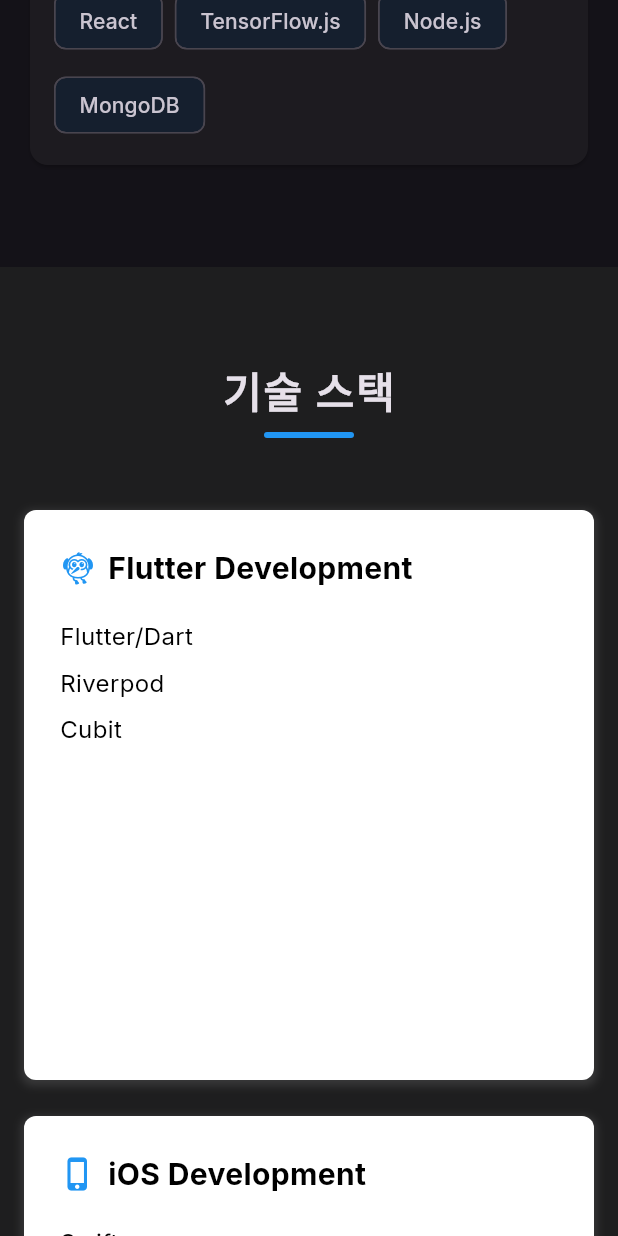
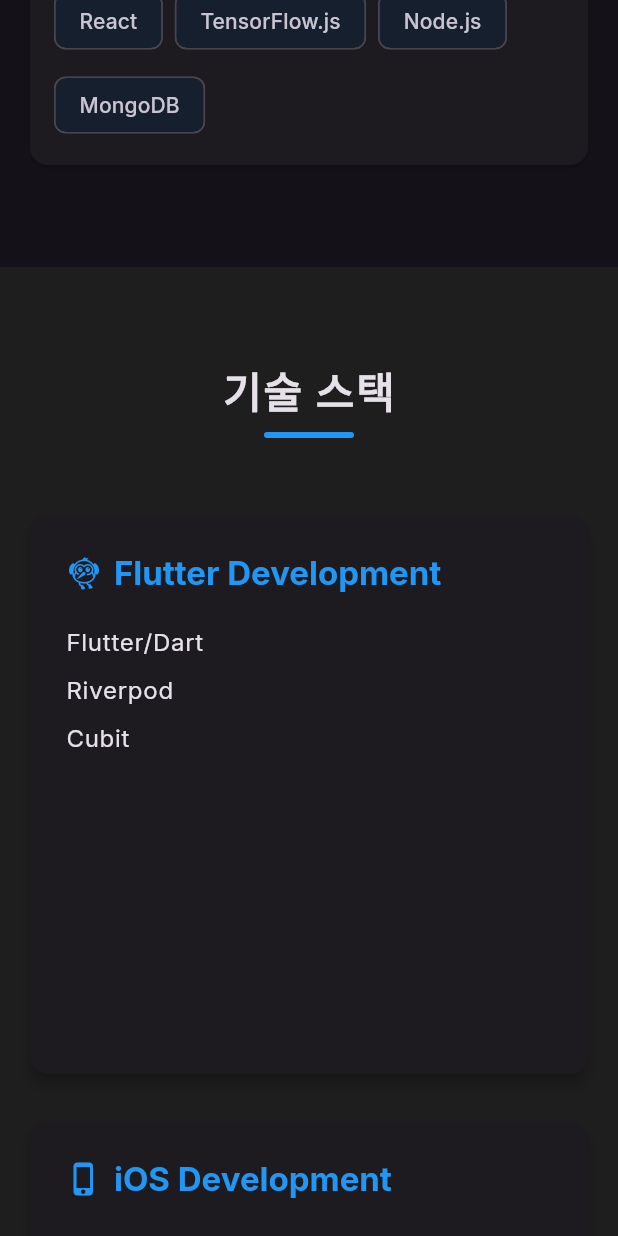
Before and after one commit to devpark435/portfolio_flutter_web, a Flutter app: the screen it shows after launch, scrolled down 2880 dp, on a phone screen of 412 x 824 dp. Run offline on Flutter 3.47's test engine with Material 3 defaults, Android fonts, the phone set to English and light mode, and no system bars; our stand-ins replace animated_text_kit, flutter_riverpod, go_router, google_fonts, shared_preferences.

Commit message:
fix - Simplify skill cards to match profile section styling

```diff
--- a/lib/presentation/screens/home/sections/skills_section.dart
+++ b/lib/presentation/screens/home/sections/skills_section.dart
@@ -96,26 +96,11 @@ class SkillsSection extends ConsumerWidget {
       }
     }
 
-    final backgroundColor = Theme.of(context).cardColor;
-    final textColor =
-        Theme.of(context).textTheme.bodyLarge?.color ?? Colors.black;
-    final primaryColor = Theme.of(context).primaryColor;
+    final theme = Theme.of(context);
+    final primaryColor = theme.primaryColor;
 
-    return Material(
-      color: Colors.transparent,
-      child: Container(
-        decoration: BoxDecoration(
-          color: Colors.white,
-          borderRadius: BorderRadius.circular(8),
-          boxShadow: [
-            BoxShadow(
-              color: Colors.grey.withOpacity(0.2),
-              spreadRadius: 2,
-              blurRadius: 4,
-              offset: const Offset(0, 2),
-            ),
-          ],
-        ),
+    return Card(
+      elevation: 4,
       child: Padding(
         padding: const EdgeInsets.all(24),
         child: Column(
@@ -126,16 +111,15 @@ class SkillsSection extends ConsumerWidget {
               children: [
                 Icon(
                   getTitleIcon(),
-                    color: Colors.blue,
+                  color: primaryColor,
                   size: 24,
                 ),
                 const SizedBox(width: 8),
                 Expanded(
                   child: Text(
                     title,
-                      style: const TextStyle(
-                        color: Colors.black,
-                        fontSize: 20,
+                    style: theme.textTheme.titleLarge?.copyWith(
+                      color: primaryColor,
                       fontWeight: FontWeight.bold,
                     ),
                   ),
@@ -147,16 +131,12 @@ class SkillsSection extends ConsumerWidget {
                   padding: const EdgeInsets.symmetric(vertical: 4),
                   child: Text(
                     skill,
-                      style: const TextStyle(
-                        color: Colors.black,
-                        fontSize: 16,
-                      ),
+                    style: theme.textTheme.bodyLarge,
                   ),
                 )),
           ],
         ),
       ),
-      ),
     );
   }
 }
```
Lines whose indentation alone changed are shown as unchanged.
